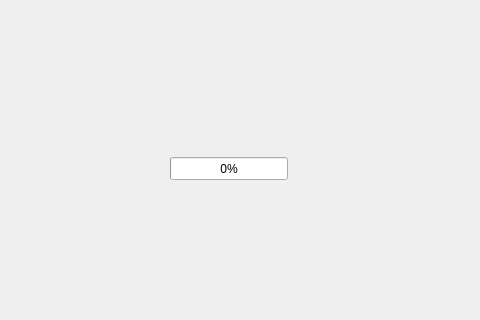
The window that ui/trafficcountermainwindow.ui (krajsz/traffic-counter-opencv) describes before a commit, drawn with Qt 5; both pictures show x 0 to 480 and y 110 to 430 of the 573 by 430 pixel window.
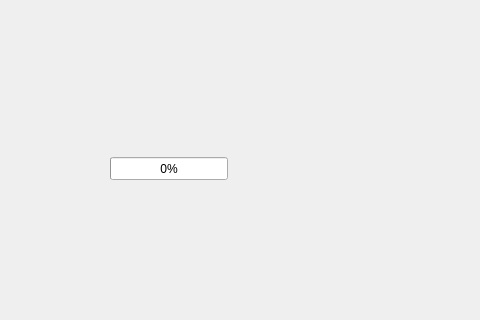
The same window after the commit.

Commit message: CommandLineParser taking care about stdin when there's no GUI.

```diff
--- a/ui/trafficcountermainwindow.ui
+++ b/ui/trafficcountermainwindow.ui
@@ -30,7 +30,7 @@
    <widget class="QProgressBar" name="playbackProgressProgressBar">
     <property name="geometry">
      <rect>
-      <x>170</x>
+      <x>110</x>
       <y>250</y>
       <width>118</width>
       <height>23</height>
```
The commit also changes 3 other files.
